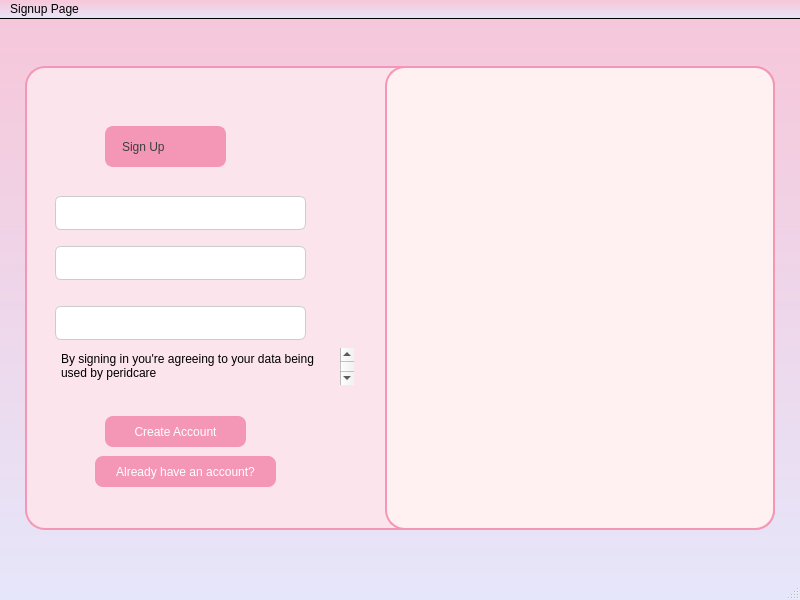
This is signup.ui in sangya23/Periodcare as Qt 5 draws it before an edit. The edited form follows.
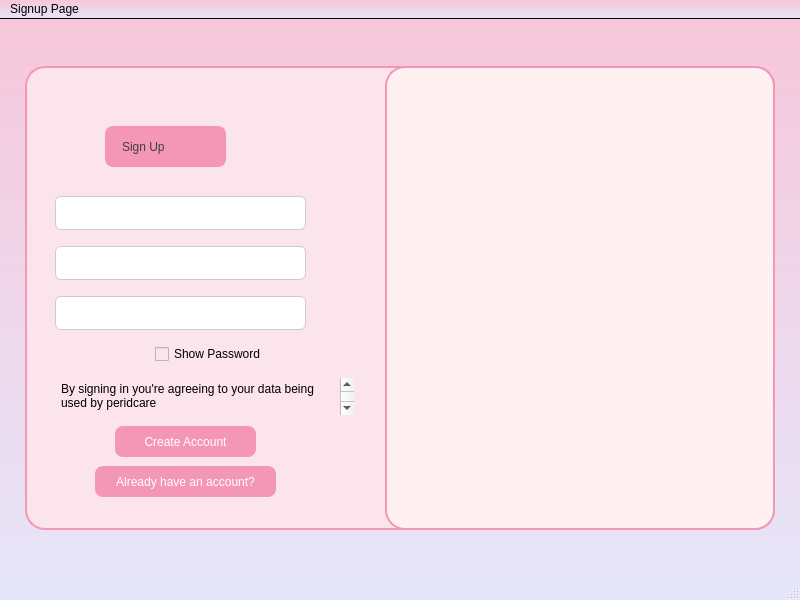
This is the edited form. Icons and pictures are not drawn.

Patch:
```diff
--- a/signup.ui
+++ b/signup.ui
@@ -246,8 +246,8 @@
       <widget class="QPushButton" name="createacc">
        <property name="geometry">
         <rect>
-         <x>80</x>
-         <y>350</y>
+         <x>90</x>
+         <y>360</y>
          <width>141</width>
          <height>31</height>
         </rect>
@@ -295,7 +295,7 @@
        <property name="geometry">
         <rect>
          <x>30</x>
-         <y>240</y>
+         <y>230</y>
          <width>251</width>
          <height>34</height>
         </rect>
@@ -358,7 +358,7 @@
        <property name="geometry">
         <rect>
          <x>70</x>
-         <y>390</y>
+         <y>400</y>
          <width>181</width>
          <height>31</height>
         </rect>
@@ -435,7 +435,7 @@
        <property name="geometry">
         <rect>
          <x>30</x>
-         <y>280</y>
+         <y>310</y>
          <width>301</width>
          <height>41</height>
         </rect>
@@ -458,6 +458,22 @@
 &lt;p style=&quot;-qt-paragraph-type:empty; margin-top:0px; margin-bottom:0px; margin-left:0px; margin-right:0px; -qt-block-indent:0; text-indent:0px;&quot;&gt;&lt;br /&gt;&lt;/p&gt;&lt;/body&gt;&lt;/html&gt;</string>
        </property>
       </widget>
+      <widget class="QCheckBox" name="showPasswordCheckBox">
+       <property name="geometry">
+        <rect>
+         <x>130</x>
+         <y>280</y>
+         <width>121</width>
+         <height>16</height>
+        </rect>
+       </property>
+       <property name="styleSheet">
+        <string notr="true">background-color: #fce4ec;</string>
+       </property>
+       <property name="text">
+        <string>Show Password</string>
+       </property>
+      </widget>
      </widget>
     </item>
    </layout>
```
